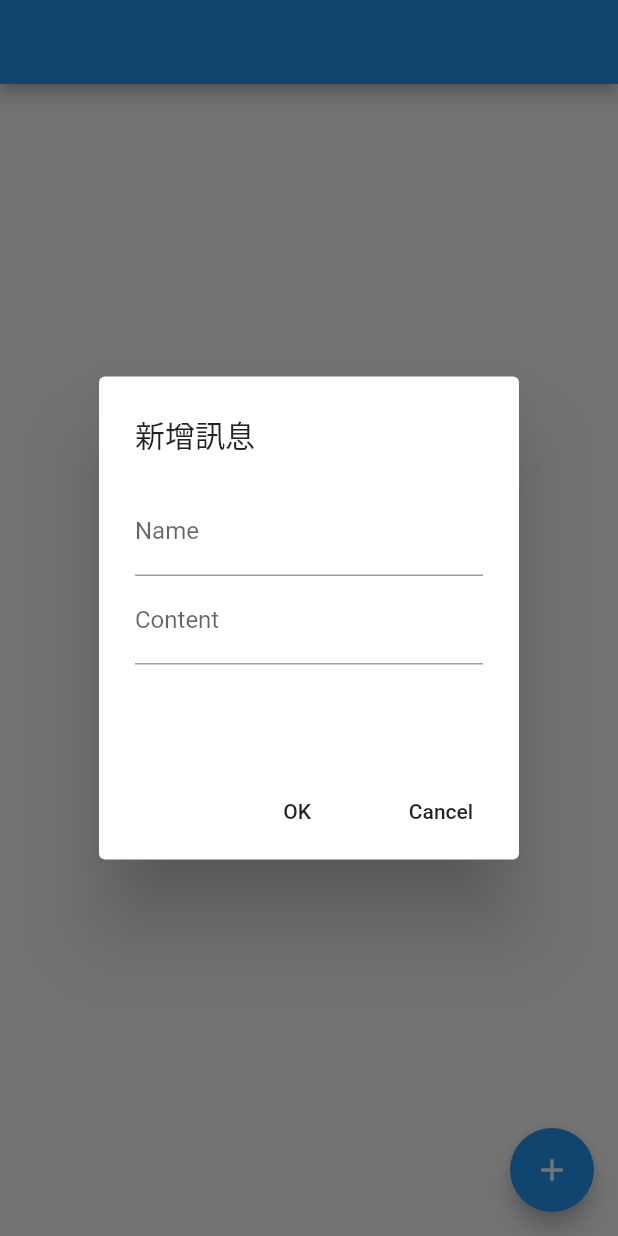
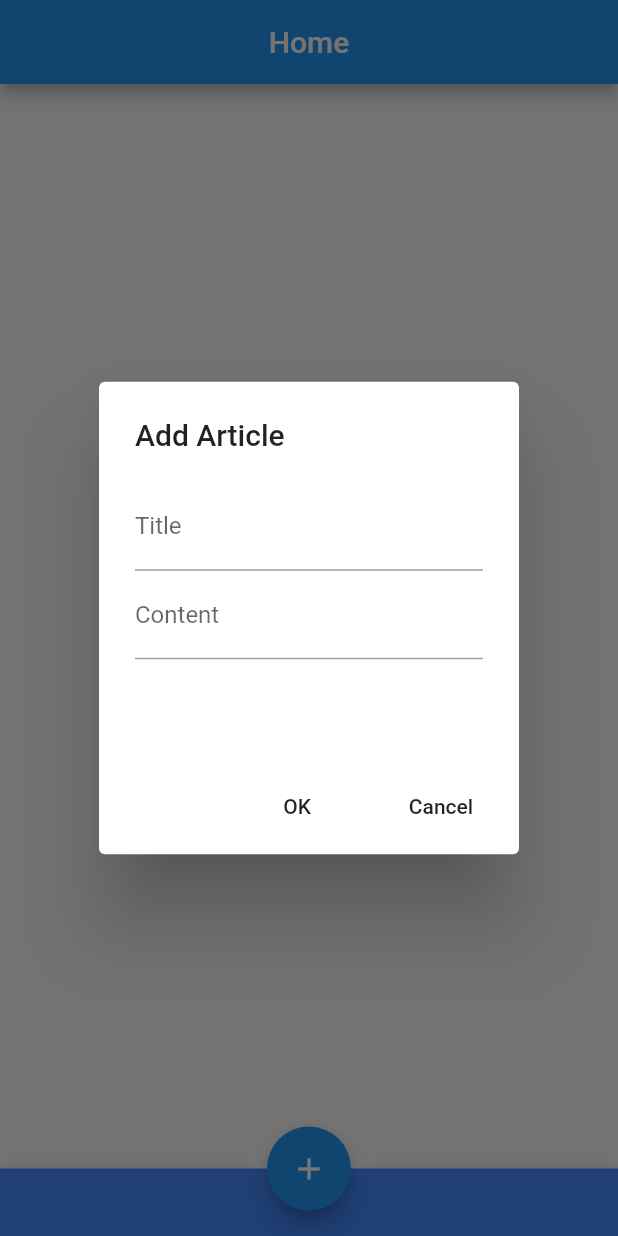
Before and after one commit to zhongkai886/flutterfinal, a Flutter app: the screen it shows after launch, after a tap on the "add" icon, on a phone screen of 412 x 824 dp. Run offline on Flutter 3.47's test engine with Material 2 defaults, Android fonts, the phone set to English and light mode, and no system bars; our stand-ins replace cloud_firestore; accounts and stored records are empty.

Commit message:
home bar and bottom

```diff
--- a/lib/main.dart
+++ b/lib/main.dart
@@ -27,8 +27,15 @@ class _AppHomeState extends State<AppHome> {
   @override
   Widget build(BuildContext context) {
     return Scaffold(
-      appBar: AppBar(),
+      appBar: AppBar(title: Text('Home'),centerTitle: true),
       body: HomeBody(),
+      bottomNavigationBar: BottomAppBar(
+        shape: const CircularNotchedRectangle(),
+        child: Container(
+          height: 45.0,
+          color: Colors.blueAccent,
+        ),
+      ),
       floatingActionButton: FloatingActionButton(
         onPressed: () {
           showDialog(
@@ -40,6 +47,8 @@ class _AppHomeState extends State<AppHome> {
         },
         child: Icon(Icons.add),
       ),
+      floatingActionButtonLocation: FloatingActionButtonLocation.centerDocked,
+
     );
   }
 }
@@ -68,7 +77,7 @@ class _ContactEditAlertDialogState extends State<ContactEditAlertDialog> {
   @override
   Widget build(BuildContext context) {
     return AlertDialog(
-      title: Text((docId != null && docId.length > 0) ? '編輯聯絡人' : '新增訊息'),
+      title: Text((docId != null && docId.length > 0) ? '編輯聯絡人' : 'Add Article'),
       content: Container(
         constraints: BoxConstraints(minHeight: 40, maxHeight: 160),
         child: Column(
@@ -76,7 +85,7 @@ class _ContactEditAlertDialogState extends State<ContactEditAlertDialog> {
             TextFormField(
               initialValue: (contact != null) ? contact.name : '',
               decoration: InputDecoration(
-                labelText: "Name",
+                labelText: "Title",
               ),
               onChanged: (value) => contact.name = value,
             ),
```
